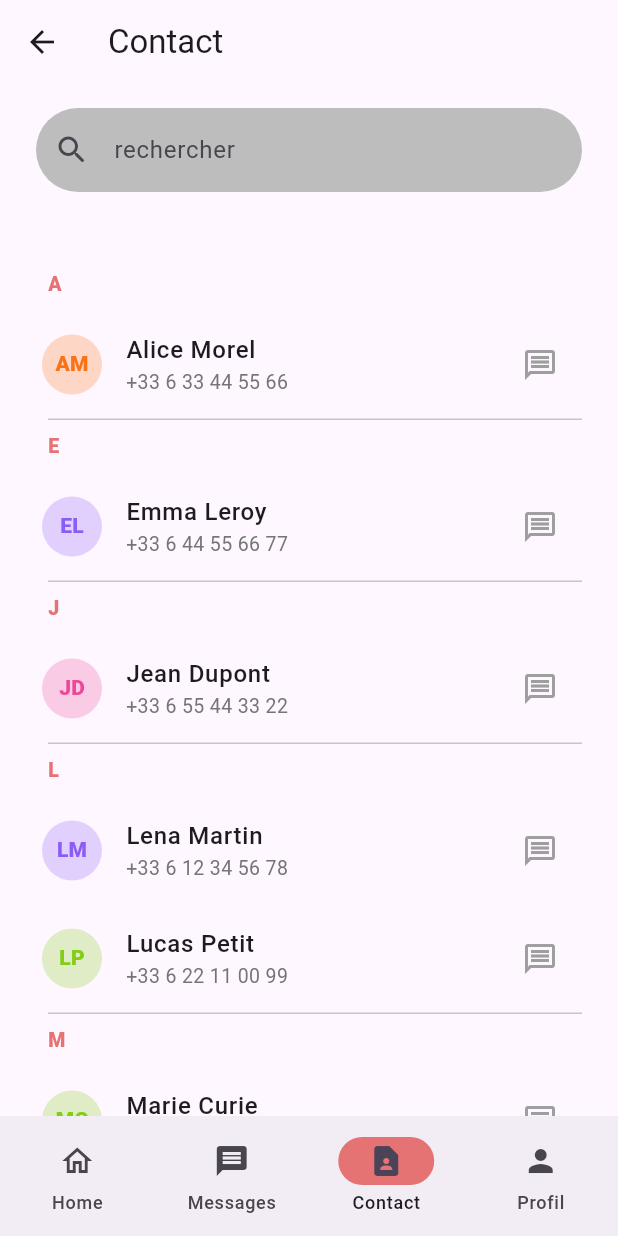
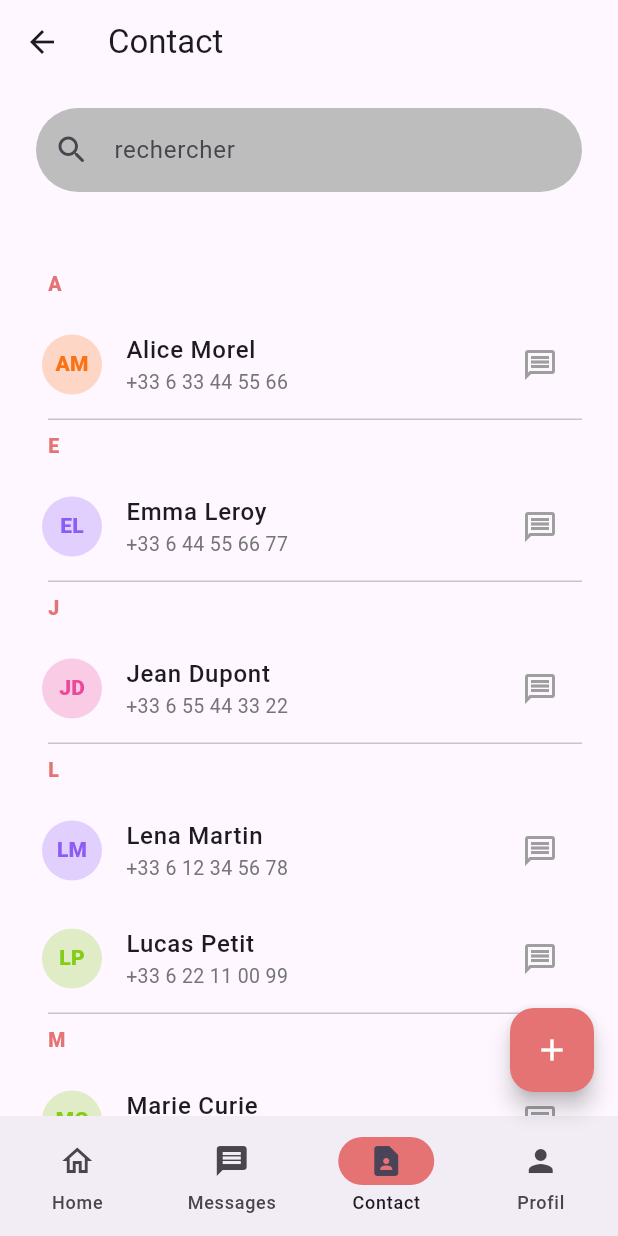
Before and after one commit to Dieng05/message_app, a Flutter app: the Contact screen opened by its route, on a phone screen of 412 x 824 dp. Run offline on Flutter 3.47's test engine with Material 3 defaults, Android fonts, the phone set to English and light mode, and no system bars; our stand-ins replace shared_preferences, sqflite; accounts and stored records are empty.

Commit message:
feat: contacts BDD, recherche, ajout contact, messages persistés, corrections profil et main
Co-Authored-By: Claude Sonnet 4.6 <noreply@anthropic.com>

```diff
--- a/lib/main.dart
+++ b/lib/main.dart
@@ -1,13 +1,14 @@
 import 'package:flutter/material.dart';
+import 'package:message_app/data/initial_data.dart';
 import 'package:message_app/pages/Acceuil.dart';
 import 'package:message_app/pages/UserConnection.dart';
 import 'package:message_app/pages/UserProfil.dart';
 import 'package:message_app/pages/UserRegister.dart';
 import 'package:message_app/pages/contact.dart';
-import 'package:sqflite/sqflite.dart';
 
 Future<void> main() async {
   WidgetsFlutterBinding.ensureInitialized();
+  await InitialData.seedContacts();
   runApp(const MyApp());
 }
 
@@ -19,7 +20,7 @@ class MyApp extends StatelessWidget {
     return MaterialApp(
       title: 'Message App',
       theme: ThemeData(
-        colorScheme: .fromSeed(seedColor: Colors.deepPurple),
+        colorScheme: ColorScheme.fromSeed(seedColor: Colors.deepPurple),
       ),
       home: Acceuil(),
       routes: {
--- a/lib/pages/contact.dart
+++ b/lib/pages/contact.dart
@@ -1,4 +1,5 @@
 import 'package:flutter/material.dart';
+import '../pages/add_contact.dart';
 import '../widgets/contact/list_contact.dart';
 import '../widgets/navigation.dart';
 
@@ -11,7 +12,24 @@ class Contact extends StatefulWidget {
 
 class _ContactState extends State<Contact> {
   final TextEditingController _controller = TextEditingController();
-  int _currentIndex = 2;
+  String _searchQuery = '';
+  int _listKey = 0;
+
+  @override
+  void initState() {
+    super.initState();
+    _controller.addListener(() {
+      setState(() {
+        _searchQuery = _controller.text;
+      });
+    });
+  }
+
+  @override
+  void dispose() {
+    _controller.dispose();
+    super.dispose();
+  }
 
   @override
   Widget build(BuildContext context) {
@@ -44,11 +62,22 @@ class _ContactState extends State<Contact> {
 
             const SizedBox(height: 16),
 
-            const Expanded(
-              child: ListContact(),
+            Expanded(
+              child: ListContact(key: ValueKey(_listKey), searchQuery: _searchQuery),
             ),
           ],
         ),
+      ),
+      floatingActionButton: FloatingActionButton(
+        backgroundColor: Colors.red[300],
+        onPressed: () async {
+          final added = await Navigator.push(
+            context,
+            MaterialPageRoute(builder: (_) => const AddContact()),
+          );
+          if (added == true) setState(() => _listKey++);
+        },
+        child: const Icon(Icons.add, color: Colors.white),
       ),
       bottomNavigationBar: const BottomNavBar(currentIndex: 2),
     );
--- a/lib/widgets/contact/list_contact.dart
+++ b/lib/widgets/contact/list_contact.dart
@@ -1,25 +1,39 @@
 import 'package:flutter/material.dart';
+import '../../Config/SQLdb.dart';
 import '../../models/ContactModel.dart';
 import '../../pages/discussion.dart';
 
 class ListContact extends StatefulWidget {
-  const ListContact({super.key});
+  final String searchQuery;
+  const ListContact({super.key, this.searchQuery = ''});
 
   @override
   State<ListContact> createState() => _ListContactState();
 }
 
 class _ListContactState extends State<ListContact> {
-  final List<ContactModel> _contacts = const [
-    ContactModel(name: 'Lena Martin',  phone: '+33 6 12 34 56 78'),
-    ContactModel(name: 'Safia Benali', phone: '+33 6 98 76 54 32'),
-    ContactModel(name: 'Jean Dupont',  phone: '+33 6 55 44 33 22'),
-    ContactModel(name: 'Marie Curie',  phone: '+33 6 11 22 33 44'),
-    ContactModel(name: 'Paul Bernard', phone: '+33 6 77 88 99 00'),
-    ContactModel(name: 'Alice Morel',  phone: '+33 6 33 44 55 66'),
-    ContactModel(name: 'Lucas Petit',  phone: '+33 6 22 11 00 99'),
-    ContactModel(name: 'Emma Leroy',   phone: '+33 6 44 55 66 77'),
-  ];
+  final Sqldb _sqldb = Sqldb();
+  List<ContactModel> _contacts = [];
+  bool _isLoading = true;
+
+  @override
+  void initState() {
+    super.initState();
+    _loadContacts();
+  }
+
+  Future<void> _loadContacts() async {
+    final rows = await _sqldb.readContacts();
+    if (mounted) {
+      setState(() {
+        _contacts = rows.map((r) => ContactModel(
+          name: r['name'] as String,
+          phone: r['phone'] as String,
+        )).toList();
+        _isLoading = false;
+      });
+    }
+  }
 
   void _openDiscussion(BuildContext context, ContactModel contact) {
     Navigator.push(
@@ -32,12 +46,22 @@ class _ListContactState extends State<ListContact> {
 
   @override
   Widget build(BuildContext context) {
+    final filtered = widget.searchQuery.isEmpty
+        ? _contacts
+        : _contacts.where((c) =>
+            c.name.toLowerCase().contains(widget.searchQuery.toLowerCase()) ||
+            c.phone.contains(widget.searchQuery)).toList();
+
     final Map<String, List<ContactModel>> grouped = {};
-    for (final contact in _contacts) {
+    for (final contact in filtered) {
       final letter = contact.name[0].toUpperCase();
       grouped.putIfAbsent(letter, () => []).add(contact);
     }
     final sortedKeys = grouped.keys.toList()..sort();
+
+    if (filtered.isEmpty) {
+      return const Center(child: Text("Aucun contact trouvé"));
+    }
 
     return ListView.builder(
       padding: const EdgeInsets.symmetric(vertical: 4),
```
Also changed, not shown: lib/Config/SQLdb.dart (+113 -6 lines), lib/data/initial_data.dart (added, +27 -0 lines), lib/pages/UserProfil.dart (+3 -5 lines), lib/pages/add_contact.dart (added, +103 -0 lines), lib/pages/discussion.dart (+33 -8 lines), pubspec.yaml (line endings or trailing spaces).
